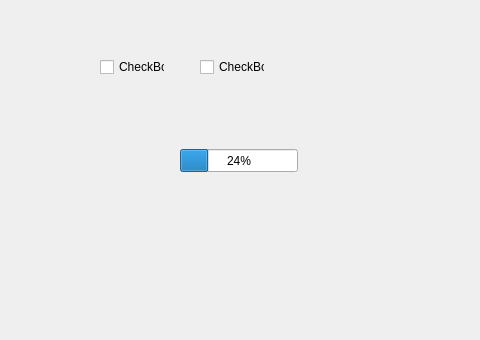
Before: the Qt Designer form ui/main_page.ui in Znmangosteen/EvoTool, drawn with Qt 5; both pictures show x 0 to 480 and y 251 to 591 of the 796 by 591 pixel window.
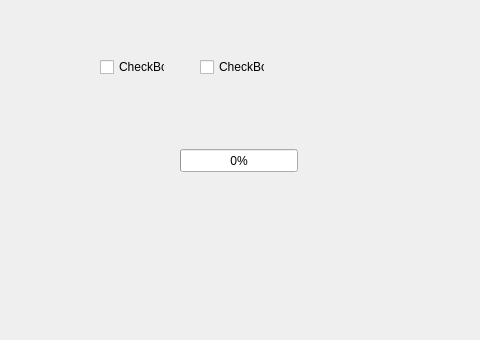
After: the same form once the commit is applied.

Commit message: basic ui & run prediction with showing process

The edit to the form file:
```diff
--- a/ui/main_page.ui
+++ b/ui/main_page.ui
@@ -57,7 +57,7 @@
      </rect>
     </property>
     <property name="value">
-     <number>24</number>
+     <number>0</number>
     </property>
    </widget>
    <widget class="QCheckBox" name="checkBox">
```
The commit also changes 7 other files.
